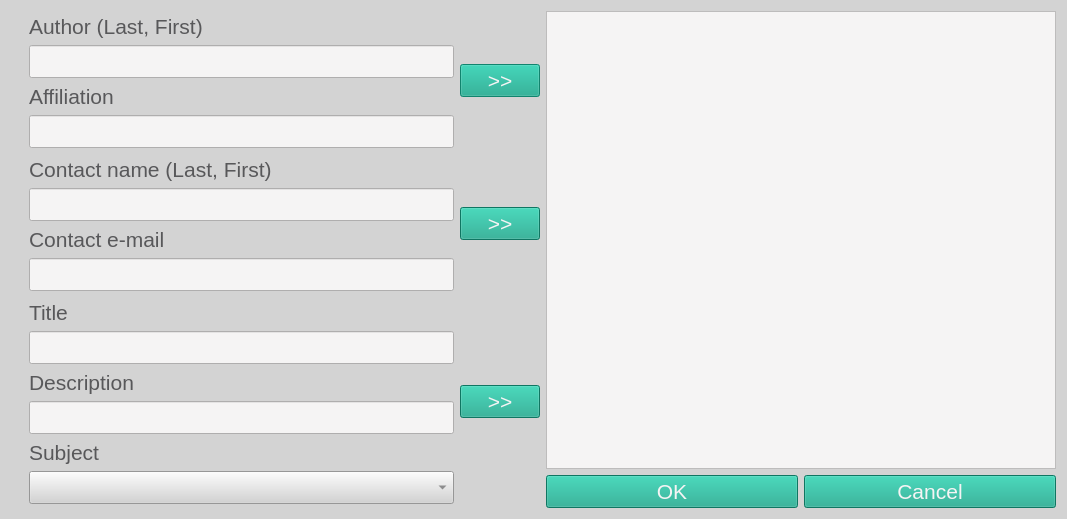
Qt form ibridgescontrib/ibridgesdvn/ui_files/metadata_form.ui (iBridges-for-iRODS/ibridges-plugin-dataverse) before a commit.
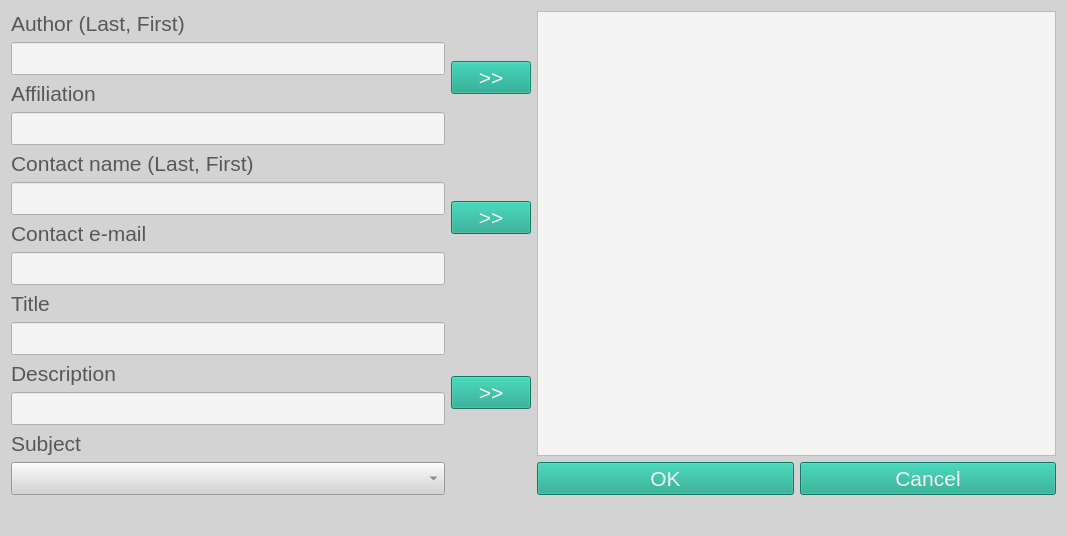
The same form after that commit.

Commit message: errorlabel pos

```diff
--- a/ibridgescontrib/ibridgesdvn/ui_files/metadata_form.ui
+++ b/ibridgescontrib/ibridgesdvn/ui_files/metadata_form.ui
@@ -51,14 +51,7 @@
 
 </string>
   </property>
-  <layout class="QHBoxLayout" name="horizontalLayout_6">
-   <item>
-    <widget class="QLabel" name="error_label">
-     <property name="text">
-      <string/>
-     </property>
-    </widget>
-   </item>
+  <layout class="QVBoxLayout" name="verticalLayout_7">
    <item>
     <layout class="QHBoxLayout" name="horizontalLayout_4">
      <item>
@@ -211,6 +204,13 @@
      </item>
     </layout>
    </item>
+   <item>
+    <widget class="QLabel" name="error_label">
+     <property name="text">
+      <string/>
+     </property>
+    </widget>
+   </item>
   </layout>
  </widget>
  <resources/>
```
The commit also changes 1 other file.
